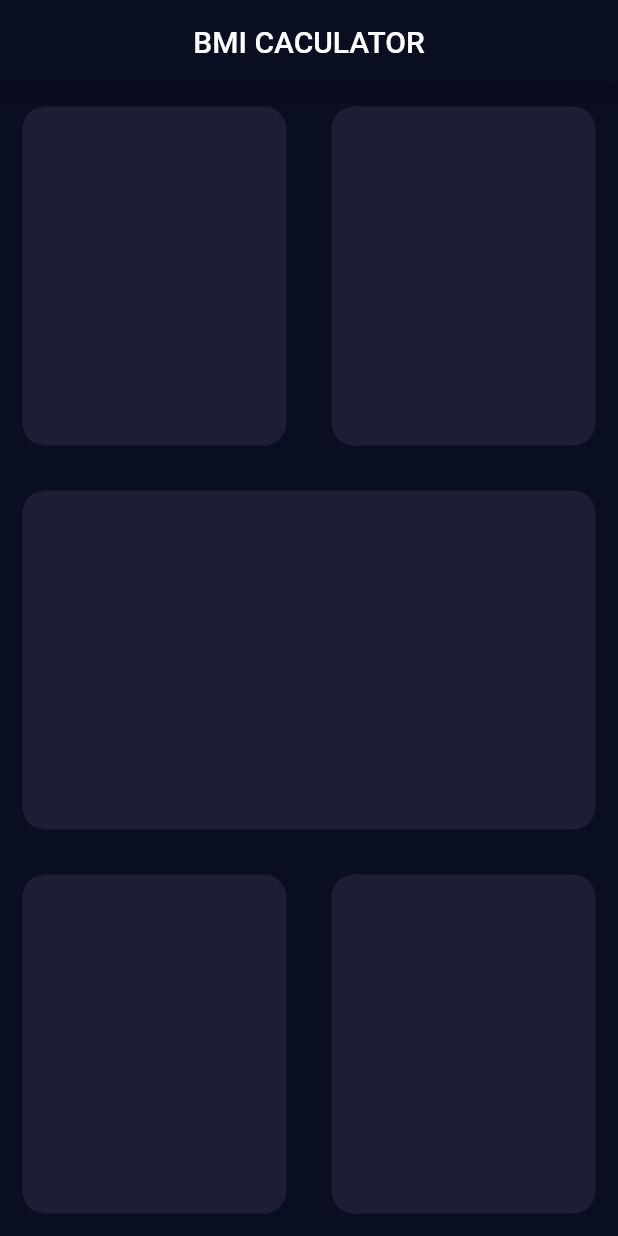
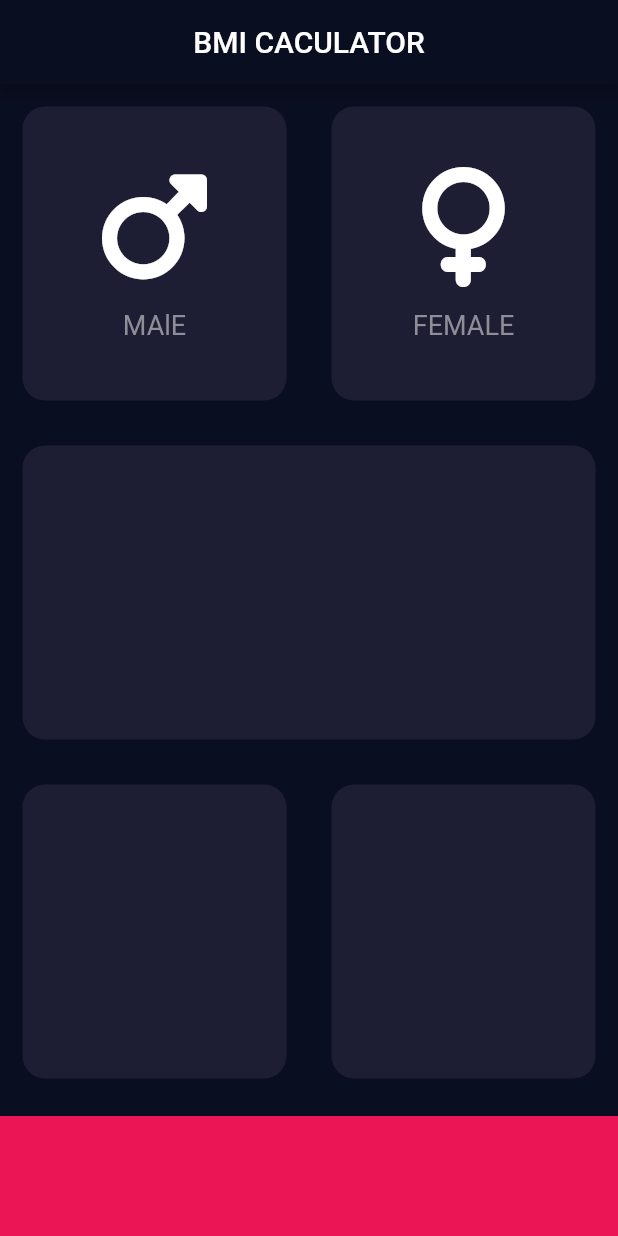
Before and after one commit to MahmoudAboHebil/bmi_calculator_app_flutter, a Flutter app: the screen it shows after launch, on a phone screen of 412 x 824 dp. Run offline on Flutter 3.47's test engine with Material 2 defaults, Android fonts, the phone set to English and light mode, and no system bars; our stand-ins replace font_awesome_flutter.

Commit message:
Creating the IconContent widget in iconContent.dart. Editing on ReusableCard widget in reusableCard.dart. Some refactoring .

```diff
--- a/lib/input_page.dart
+++ b/lib/input_page.dart
@@ -1,4 +1,11 @@
 import 'package:flutter/material.dart';
+import 'package:font_awesome_flutter/font_awesome_flutter.dart';
+import 'widgets/iconContent.dart';
+import 'widgets/reusableCard.dart';
+
+const bottomContainerHeight = 80.0;
+const bottomContainerColour = Color(0xffeb1555);
+const activeCardColour = Color(0xff1d1e33);
 
 class InputPage extends StatefulWidget {
   @override
@@ -17,35 +24,38 @@ class _InputPageState extends State<InputPage> {
           Expanded(
             child: Row(
               children: [
-                Expanded(child: ReusebleCard()),
-                Expanded(child: ReusebleCard()),
+                Expanded(
+                  child: ReusableCard(
+                    activeCardColour,
+                    IconContent(FontAwesomeIcons.mars, 'MAlE'),
+                  ),
+                ),
+                Expanded(
+                  child: ReusableCard(
+                    activeCardColour,
+                    IconContent(FontAwesomeIcons.venus, 'FEMALE'),
+                  ),
+                ),
               ],
             ),
           ),
-          Expanded(child: ReusebleCard()),
+          Expanded(child: ReusableCard(activeCardColour, Container())),
           Expanded(
             child: Row(
               children: [
-                Expanded(child: ReusebleCard()),
-                Expanded(child: ReusebleCard()),
+                Expanded(child: ReusableCard(activeCardColour, Container())),
+                Expanded(child: ReusableCard(activeCardColour, Container())),
               ],
             ),
+          ),
+          Container(
+            color: bottomContainerColour,
+            margin: EdgeInsets.only(top: 10),
+            width: double.infinity,
+            height: bottomContainerHeight,
           )
         ],
       ),
     );
   }
 }
-
-class ReusebleCard extends StatelessWidget {
-  @override
-  Widget build(BuildContext context) {
-    return Container(
-      decoration: BoxDecoration(
-        color: Color(0xff1d1e33),
-        borderRadius: BorderRadius.circular(15),
-      ),
-      margin: EdgeInsets.all(15),
-    );
-  }
-}
--- /dev/null
+++ b/lib/widgets/iconContent.dart
@@ -0,0 +1,22 @@
+import 'package:flutter/material.dart';
+
+const labelTextStyle = TextStyle(fontSize: 18, color: Color(0xff8d8e98));
+
+class IconContent extends StatelessWidget {
+  IconContent(this.iconData, this.label);
+  final IconData iconData;
+  final String label;
+  @override
+  Widget build(BuildContext context) {
+    return Column(mainAxisAlignment: MainAxisAlignment.center, children: [
+      Icon(
+        iconData,
+        size: 80,
+      ),
+      SizedBox(
+        height: 15,
+      ),
+      Text(label, style: labelTextStyle),
+    ]);
+  }
+}
--- /dev/null
+++ b/lib/widgets/reusableCard.dart
@@ -0,0 +1,19 @@
+import 'package:flutter/material.dart';
+
+class ReusableCard extends StatelessWidget {
+  ReusableCard(this.colour, this.cardChild);
+  final Color colour;
+  final Widget cardChild;
+
+  @override
+  Widget build(BuildContext context) {
+    return Container(
+      decoration: BoxDecoration(
+        color: colour,
+        borderRadius: BorderRadius.circular(15),
+      ),
+      margin: EdgeInsets.all(15),
+      child: cardChild,
+    );
+  }
+}
--- a/pubspec.yaml
+++ b/pubspec.yaml
@@ -35,6 +35,7 @@ dependencies:
   # The following adds the Cupertino Icons font to your application.
   # Use with the CupertinoIcons class for iOS style icons.
   cupertino_icons: ^1.0.2
+  font_awesome_flutter: ^10.5.0
 
 dev_dependencies:
   flutter_test:
```
Also changed, not shown: pubspec.lock.
